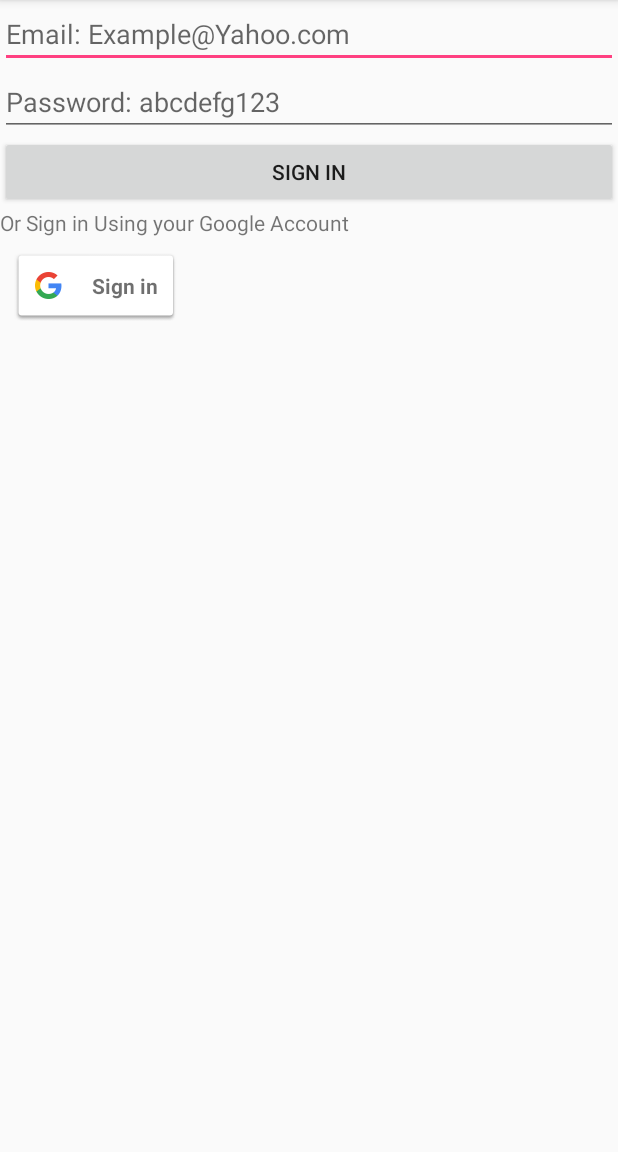
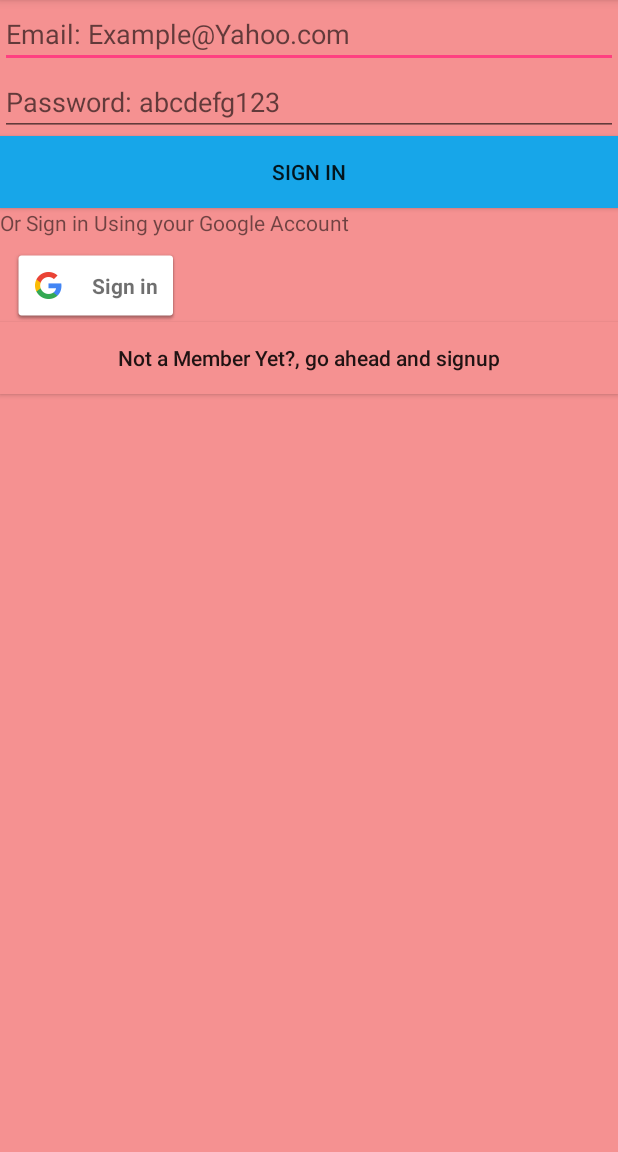
Before and after one commit to roeyHonig/androidFinalProject, an Android app: the fragment LoginFragment shown on its own in the app's theme, on a phone screen of 412 x 824 dp, the part 84-1236 px from its top. Run offline under Robolectric (Android 15) with nearby library versions, the phone set to English and light mode, and no system bars; our stand-ins replace Firebase (no records; nobody signed in at launch, a user with empty details on screens opened directly); 1 statement that could not run was skipped.

Commit message:
Login Screen

```diff
--- a/app/src/main/java/honig/roey/student/roeysigninapp/LoginFragment.java
+++ b/app/src/main/java/honig/roey/student/roeysigninapp/LoginFragment.java
@@ -10,6 +10,7 @@ import android.util.Log;
 import android.view.LayoutInflater;
 import android.view.View;
 import android.view.ViewGroup;
+import android.widget.Button;
 import android.widget.TextView;
 import android.widget.Toast;
 
@@ -82,7 +83,16 @@ public class LoginFragment extends Fragment{
         };
         mAuth.addAuthStateListener(mAuthListener);
 
+        MainActivity parentActivity = (MainActivity) getActivity();
 
+        // Setup Button to switch to signup screen
+        Button btGoToSignupScreen = view.findViewById(R.id.btGoToSignupScreen);
+        btGoToSignupScreen.setOnClickListener(new View.OnClickListener() {
+            @Override
+            public void onClick(View view) {
+                parentActivity.switchToFragment(parentActivity.getSignUpFragment());
+            }
+        });
 
         return  view;
     }
--- a/app/src/main/res/layout/fragment_sign_up.xml
+++ b/app/src/main/res/layout/fragment_sign_up.xml
@@ -57,7 +57,7 @@
         android:text="Signup" />
 
     <Button
-        android:id="@+id/button3"
+        android:id="@+id/returnToLogin"
         android:layout_width="match_parent"
         android:layout_height="wrap_content"
         android:background="#dc0c0c"
--- a/app/src/main/res/layout/login_screen.xml
+++ b/app/src/main/res/layout/login_screen.xml
@@ -5,11 +5,12 @@
     android:layout_width="match_parent"
     android:layout_height="match_parent"
     android:orientation="vertical"
+    android:background="#f59191"
     android:id="@+id/login_screen"
     >
 
     <EditText
-        android:id="@+id/editText"
+        android:id="@+id/etEmailLogin"
         android:layout_width="match_parent"
         android:layout_height="wrap_content"
         android:ems="10"
@@ -17,7 +18,7 @@
         android:inputType="textEmailAddress" />
 
     <EditText
-        android:id="@+id/editText2"
+        android:id="@+id/etPasswoedLogin"
         android:layout_width="match_parent"
         android:layout_height="wrap_content"
         android:ems="10"
@@ -25,9 +26,10 @@
         android:inputType="textPassword" />
 
     <Button
-        android:id="@+id/button2"
+        android:id="@+id/btEmailPasswordSignIn"
         android:layout_width="match_parent"
         android:layout_height="wrap_content"
+        android:background="#17a6e9"
         android:text="Sign In" />
 
 
@@ -47,5 +49,12 @@
         android:layout_marginStart="8dp"
         android:layout_marginTop="8dp" />
 
+    <Button
+        android:id="@+id/btGoToSignupScreen"
+        android:layout_width="match_parent"
+        android:layout_height="wrap_content"
+        android:text="Not a Member Yet?, go ahead and signup"
+        android:background="#f59191"
+        android:textAllCaps="false" />
 
 </LinearLayout>
```
Also changed, not shown: app/src/main/java/honig/roey/student/roeysigninapp/MainActivity.java (+15 -1 lines), app/src/main/java/honig/roey/student/roeysigninapp/SignUpFragment.java (+15 -1 lines).
